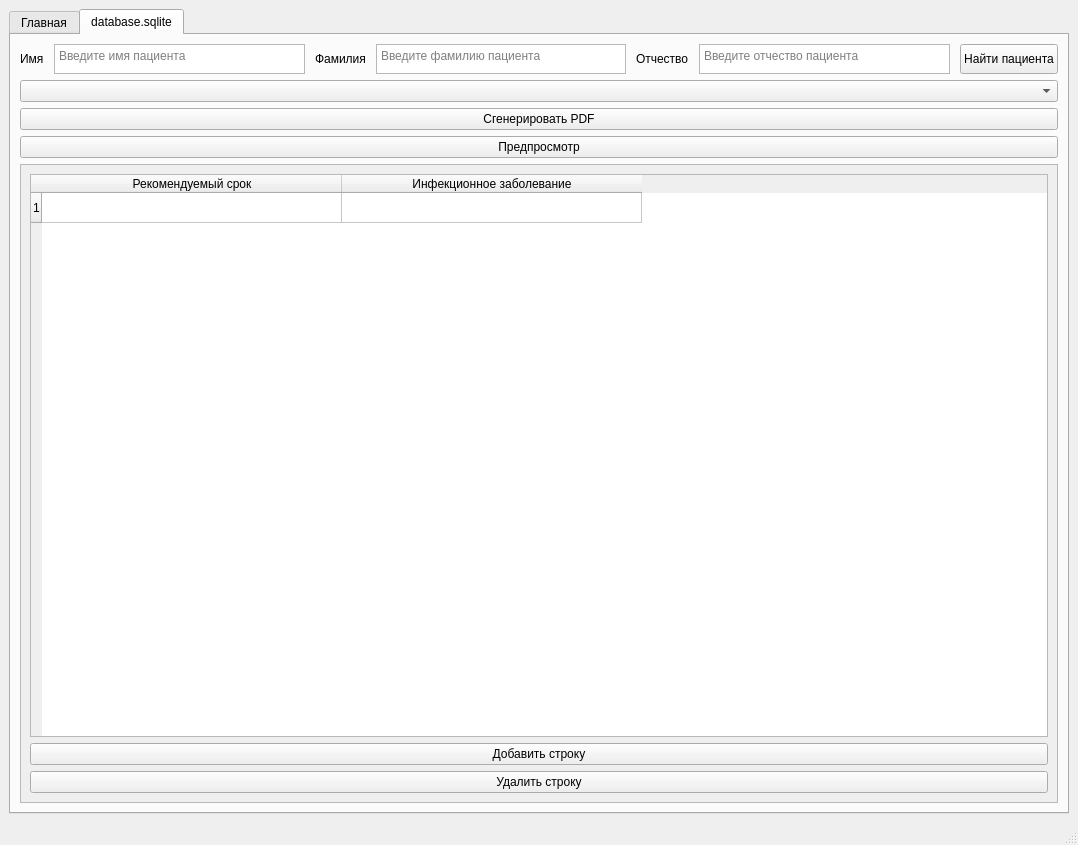
Above: mainwindow.ui from saschaschmygol/PDF_gen before the change. Below: the same form after it.
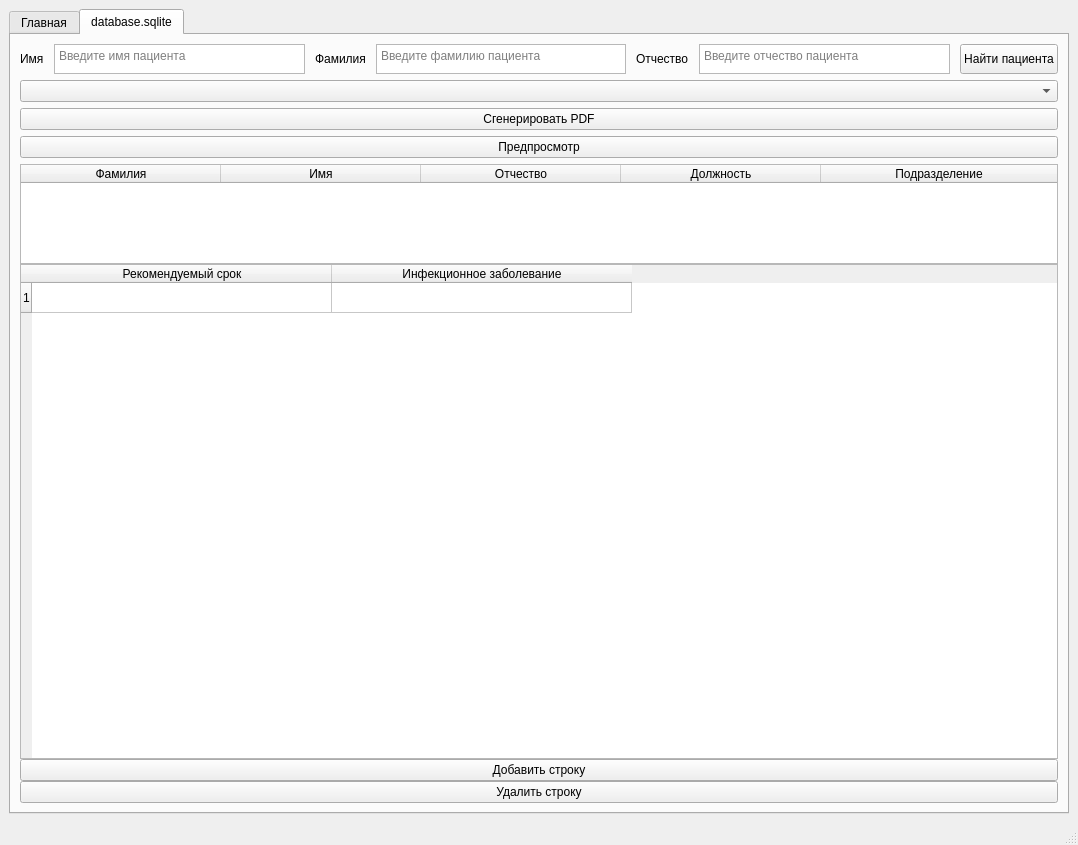
That is the form after the change.

Commit message: добавлена панель персональной информации

```diff
--- a/mainwindow.ui
+++ b/mainwindow.ui
@@ -174,25 +174,90 @@
          </widget>
         </item>
         <item>
-         <widget class="QScrollArea" name="scrollArea">
-          <property name="widgetResizable">
-           <bool>true</bool>
-          </property>
-          <widget class="QWidget" name="scrollAreaWidgetContents_2">
-           <property name="geometry">
-            <rect>
-             <x>0</x>
-             <y>0</y>
-             <width>1034</width>
-             <height>611</height>
-            </rect>
-           </property>
+         <widget class="QWidget" name="widget_2" native="true">
            <layout class="QVBoxLayout" name="verticalLayout_3">
+           <property name="spacing">
+            <number>0</number>
+           </property>
+           <property name="leftMargin">
+            <number>0</number>
+           </property>
+           <property name="topMargin">
+            <number>0</number>
+           </property>
+           <property name="rightMargin">
+            <number>0</number>
+           </property>
+           <property name="bottomMargin">
+            <number>0</number>
+           </property>
+           <item>
+            <widget class="QTableWidget" name="personInfoTable">
+             <property name="maximumSize">
+              <size>
+               <width>16777215</width>
+               <height>100</height>
+              </size>
+             </property>
+             <property name="styleSheet">
+              <string notr="true"/>
+             </property>
+             <attribute name="horizontalHeaderCascadingSectionResizes">
+              <bool>false</bool>
+             </attribute>
+             <attribute name="horizontalHeaderDefaultSectionSize">
+              <number>200</number>
+             </attribute>
+             <attribute name="horizontalHeaderShowSortIndicator" stdset="0">
+              <bool>false</bool>
+             </attribute>
+             <attribute name="horizontalHeaderStretchLastSection">
+              <bool>true</bool>
+             </attribute>
+             <attribute name="verticalHeaderHighlightSections">
+              <bool>true</bool>
+             </attribute>
+             <attribute name="verticalHeaderShowSortIndicator" stdset="0">
+              <bool>false</bool>
+             </attribute>
+             <attribute name="verticalHeaderStretchLastSection">
+              <bool>false</bool>
+             </attribute>
+             <column>
+              <property name="text">
+               <string>Фамилия</string>
+              </property>
+             </column>
+             <column>
+              <property name="text">
+               <string>Имя</string>
+              </property>
+             </column>
+             <column>
+              <property name="text">
+               <string>Отчество</string>
+              </property>
+             </column>
+             <column>
+              <property name="text">
+               <string>Должность</string>
+              </property>
+             </column>
+             <column>
+              <property name="text">
+               <string>Подразделение</string>
+              </property>
+             </column>
+            </widget>
+           </item>
             <item>
              <widget class="QTableWidget" name="tableWidget">
               <attribute name="horizontalHeaderDefaultSectionSize">
                <number>300</number>
               </attribute>
+             <attribute name="horizontalHeaderStretchLastSection">
+              <bool>false</bool>
+             </attribute>
               <row/>
               <column>
                <property name="text">
@@ -221,7 +286,6 @@
              </widget>
             </item>
            </layout>
-          </widget>
          </widget>
         </item>
        </layout>
```
Lines whose indentation alone changed are shown as unchanged. The commit also changes 1 other file.
